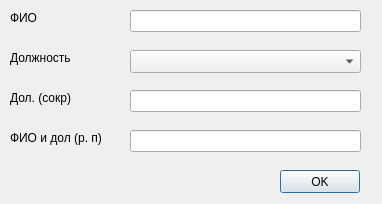
Old version of the form dialogteacher.ui in the repository JmpKey/gendop.
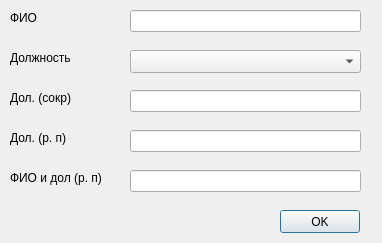
New version of the form.

Diff of the .ui file:
```diff
--- a/dialogteacher.ui
+++ b/dialogteacher.ui
@@ -7,7 +7,7 @@
     <x>0</x>
     <y>0</y>
     <width>382</width>
-    <height>204</height>
+    <height>243</height>
    </rect>
   </property>
   <property name="windowTitle">
@@ -76,7 +76,7 @@
    <property name="geometry">
     <rect>
      <x>130</x>
-     <y>130</y>
+     <y>170</y>
      <width>231</width>
      <height>22</height>
     </rect>
@@ -86,7 +86,7 @@
    <property name="geometry">
     <rect>
      <x>10</x>
-     <y>130</y>
+     <y>170</y>
      <width>111</width>
      <height>16</height>
     </rect>
@@ -99,7 +99,7 @@
    <property name="geometry">
     <rect>
      <x>280</x>
-     <y>170</y>
+     <y>210</y>
      <width>80</width>
      <height>23</height>
     </rect>
@@ -118,6 +118,29 @@
     </rect>
    </property>
   </widget>
+  <widget class="QLabel" name="lab_dolzn_rod">
+   <property name="geometry">
+    <rect>
+     <x>10</x>
+     <y>130</y>
+     <width>71</width>
+     <height>16</height>
+    </rect>
+   </property>
+   <property name="text">
+    <string>Дол. (р. п)</string>
+   </property>
+  </widget>
+  <widget class="QLineEdit" name="le_dolzn_rod">
+   <property name="geometry">
+    <rect>
+     <x>130</x>
+     <y>130</y>
+     <width>231</width>
+     <height>22</height>
+    </rect>
+   </property>
+  </widget>
  </widget>
  <resources/>
  <connections/>
```
